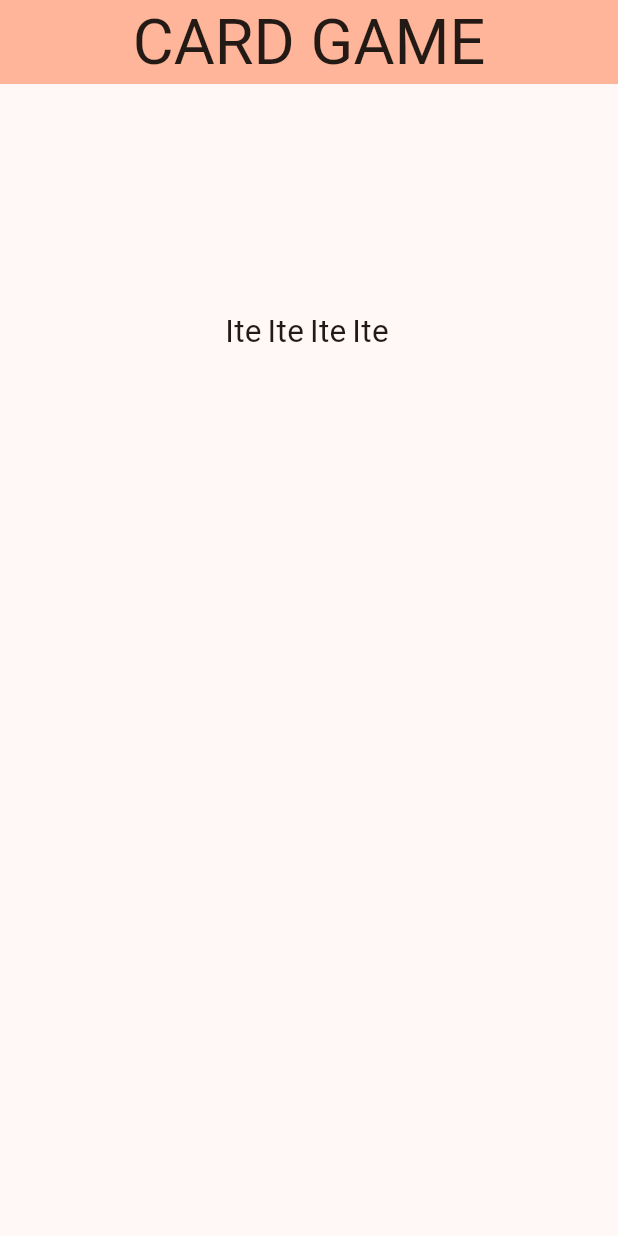
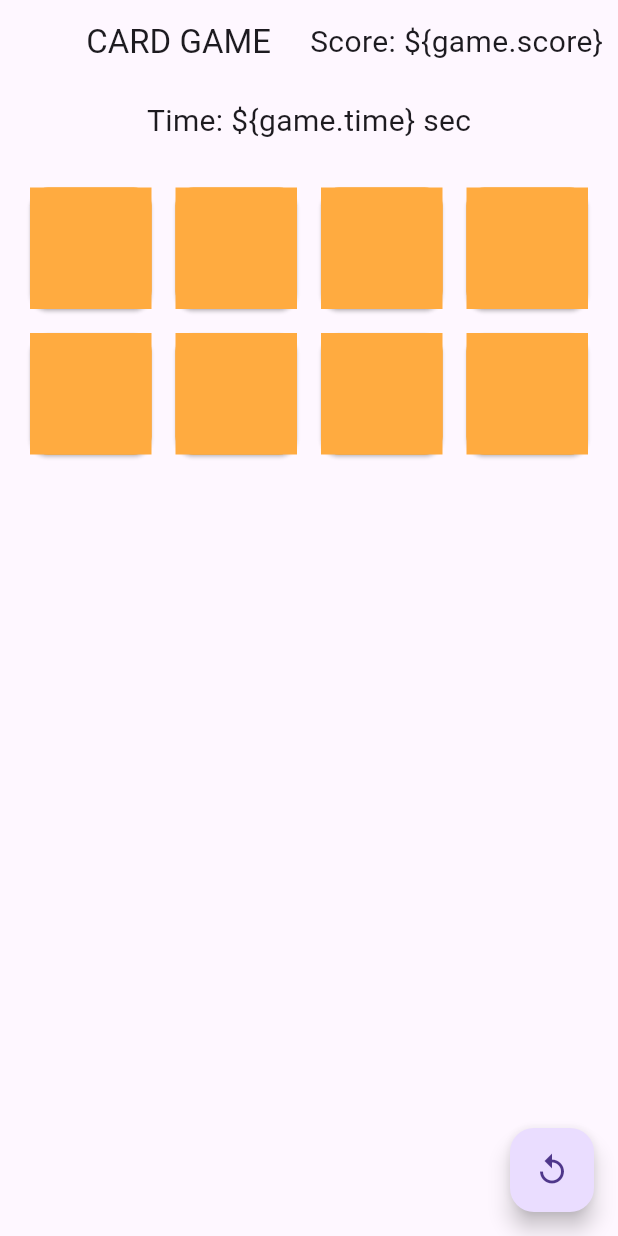
Before and after one commit to HassanCoulibaly/hw3, a Flutter app: the screen it shows after launch, on a phone screen of 412 x 824 dp. Run offline on Flutter 3.47's test engine with Material 3 defaults, Android fonts, the phone set to English and light mode, and no system bars.

Commit message:
adding timer, score and colored grids

```diff
--- a/lib/main.dart
+++ b/lib/main.dart
@@ -1,65 +1,199 @@
+import 'dart:async';
 import 'package:flutter/material.dart';
+import 'package:provider/provider.dart';
+import 'dart:math';
 
 void main() {
-  runApp(const MyApp());
+  runApp(
+    ChangeNotifierProvider(
+      create: (context) => GameProvider(),
+      child: const MaterialApp(home: MyHomePage()),
+    ),
+  );
 }
 
-class MyApp extends StatelessWidget {
-  const MyApp({super.key});
+class CardModel {
+  final String image;
+  bool isFaceUp;
+  bool isMatched;
 
-  // This widget is the root of your application.
-  @override
-  Widget build(BuildContext context) {
-    return MaterialApp(
-      title: 'Flutter Demo',
-      theme: ThemeData(
-        colorScheme: ColorScheme.fromSeed(
-          seedColor: const Color.fromARGB(123, 249, 100, 26),
-        ),
-      ),
-      home: const MyHomePage(title: 'CARD GAME'),
-    );
+  CardModel({
+    required this.isFaceUp,
+    required this.isMatched,
+    required this.image,
+  });
+}
+
+class GameProvider extends ChangeNotifier {
+  List<CardModel> cards = [];
+  CardModel? firstCard;
+  CardModel? secondCard;
+  int score = 0;
+  int time = 0;
+  Timer? timer;
+
+  GameProvider() {
+    _initializeGame();
+  }
+
+  void _initializeGame() {
+    List<String> images = [
+      'assets/card1.png',
+      'assets/card1.png',
+      'assets/card2.png',
+      'assets/card2.png',
+      'assets/card3.png',
+      'assets/card3.png',
+      'assets/card4.png',
+      'assets/card4.png',
+    ];
+    images.shuffle();
+    cards =
+        images
+            .map(
+              (img) => CardModel(isFaceUp: false, isMatched: false, image: img),
+            )
+            .toList();
+    firstCard = null;
+    secondCard = null;
+    score = 0;
+    time = 0;
+    notifyListeners();
+  }
+
+  void startGame() {
+    time = 0;
+    score = 0;
+    _shuffleCards();
+    notifyListeners();
+    timer = Timer.periodic(const Duration(seconds: 1), (timer) {
+      time++;
+      notifyListeners();
+    });
+  }
+
+  void _shuffleCards() {
+    List<String> images = [
+      'assets/card1.png',
+      'assets/card1.png',
+      'assets/card2.png',
+      'assets/card2.png',
+      'assets/card3.png',
+      'assets/card3.png',
+      'assets/card4.png',
+      'assets/card4.png',
+    ];
+    images.shuffle();
+    cards =
+        images
+            .map(
+              (img) => CardModel(isFaceUp: false, isMatched: false, image: img),
+            )
+            .toList();
+    notifyListeners();
+  }
+
+  void flipCard(int index) {
+    if (cards[index].isFaceUp || cards[index].isMatched) return;
+    cards[index].isFaceUp = true;
+    notifyListeners();
+
+    if (firstCard == null) {
+      firstCard = cards[index];
+    } else {
+      secondCard = cards[index];
+      _checkMatch();
+    }
+  }
+
+  void _checkMatch() {
+    if (firstCard != null && secondCard != null) {
+      if (firstCard!.image == secondCard!.image) {
+        firstCard!.isMatched = true;
+        secondCard!.isMatched = true;
+        score += 10;
+      } else {
+        Future.delayed(const Duration(seconds: 1), () {
+          firstCard!.isFaceUp = false;
+          secondCard!.isFaceUp = false;
+          notifyListeners();
+        });
+      }
+      firstCard = null;
+      secondCard = null;
+    }
   }
 }
 
-class MyHomePage extends StatefulWidget {
-  const MyHomePage({super.key, required this.title});
+class MyHomePage extends StatelessWidget {
+  const MyHomePage({super.key});
 
-  final String title;
-
-  @override
-  State<MyHomePage> createState() => _MyHomePageState();
-}
-
-class _MyHomePageState extends State<MyHomePage> {
   @override
   Widget build(BuildContext context) {
     return Scaffold(
       appBar: AppBar(
-        backgroundColor: Theme.of(context).colorScheme.inversePrimary,
-        title: Text(widget.title, style: TextStyle(fontSize: 42.0)),
+        title: const Text("CARD GAME"),
         centerTitle: true,
-      ),
-      body: Stack(
-        children: [
-          Center(
-            child: Column(
-              mainAxisAlignment: MainAxisAlignment.center,
-              children: <Widget>[],
+        actions: [
+          Padding(
+            padding: const EdgeInsets.all(10.0),
+            child: Consumer<GameProvider>(
+              builder:
+                  (context, game, child) => Text(
+                    "Score: \${game.score}",
+                    style: const TextStyle(fontSize: 20),
+                  ),
             ),
           ),
-          GridView.count(
-            padding: EdgeInsets.all(150.0),
-            crossAxisSpacing: 1,
-            crossAxisCount: 4,
-            children: List.generate(4, (index) {
-              setState(() {});
-              return Center(
-                child: Text('Item $index', style: TextStyle(fontSize: 21)),
-              );
-            }),
+        ],
+      ),
+      body: Column(
+        children: [
+          Padding(
+            padding: const EdgeInsets.all(10.0),
+            child: Consumer<GameProvider>(
+              builder:
+                  (context, game, child) => Text(
+                    "Time: \${game.time} sec",
+                    style: const TextStyle(fontSize: 20),
+                  ),
+            ),
+          ),
+          Expanded(
+            child: Consumer<GameProvider>(
+              builder:
+                  (context, game, child) => GridView.builder(
+                    padding: const EdgeInsets.all(16.0),
+                    gridDelegate:
+                        const SliverGridDelegateWithFixedCrossAxisCount(
+                          crossAxisCount: 4,
+                          childAspectRatio: 1.0,
+                          crossAxisSpacing: 8.0,
+                          mainAxisSpacing: 8.0,
+                        ),
+                    itemCount: game.cards.length,
+                    itemBuilder: (context, index) {
+                      return GestureDetector(
+                        onTap: () => game.flipCard(index),
+                        child: Card(
+                          color: Colors.orange,
+                          child: Center(
+                            child:
+                                game.cards[index].isFaceUp
+                                    ? Image.asset(game.cards[index].image)
+                                    : Container(color: Colors.orangeAccent),
+                          ),
+                        ),
+                      );
+                    },
+                  ),
+            ),
           ),
         ],
+      ),
+      floatingActionButton: FloatingActionButton(
+        onPressed: () => context.read<GameProvider>().startGame(),
+        child: const Icon(Icons.replay),
       ),
     );
   }
--- a/pubspec.yaml
+++ b/pubspec.yaml
@@ -30,6 +30,7 @@ environment:
 dependencies:
   flutter:
     sdk: flutter
+  provider: ^6.1.2
 
   # The following adds the Cupertino Icons font to your application.
   # Use with the CupertinoIcons class for iOS style icons.
@@ -58,8 +59,8 @@ flutter:
   uses-material-design: true
 
   # To add assets to your application, add an assets section, like this:
-  # assets:
-  #   - images/a_dot_burr.jpeg
+  assets:
+     - assets/images/
   #   - images/a_dot_ham.jpeg
 
   # An image asset can refer to one or more resolution-specific "variants", see
```
Also changed, not shown: pubspec.lock.
